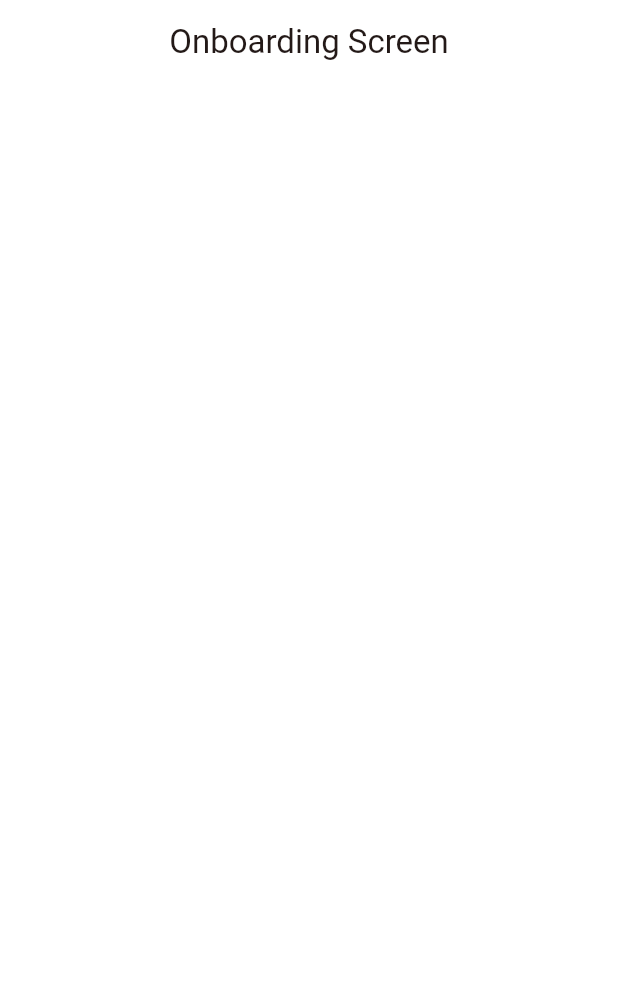
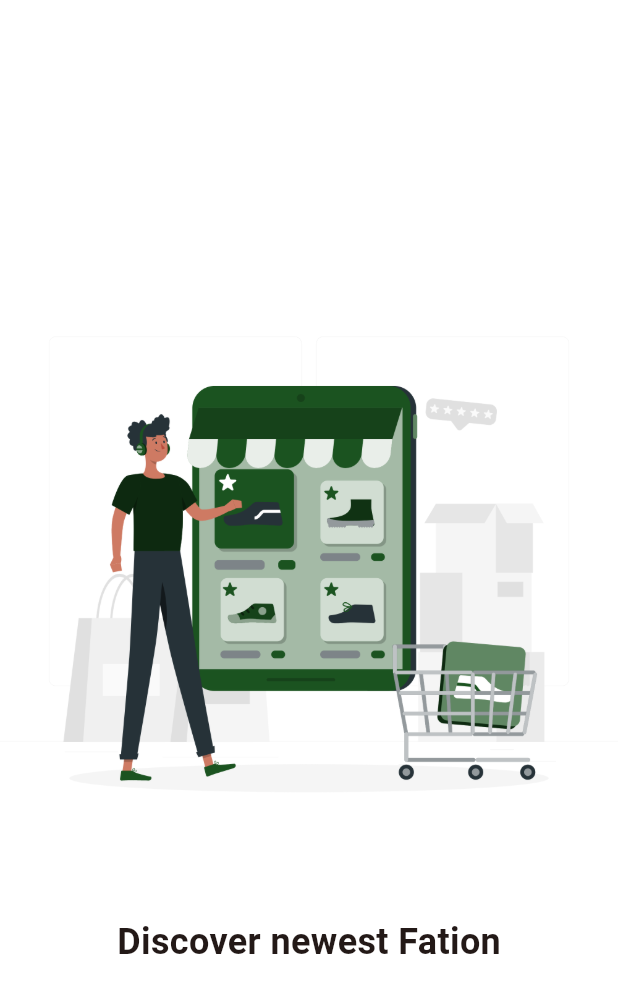
Before and after one commit to Saurabh2513/Fashion_Store_flutter, a Flutter app: the screen it shows after launch, on a phone screen of 412 x 824 dp. Shown: the top 993 px of the screen. Run offline on Flutter 3.47's test engine with Material 3 defaults, Android fonts, the phone set to English and light mode, and no system bars; our stand-ins replace get, get_storage, google_fonts.

Commit message:
flutter ui

```diff
--- a/lib/view/onboarding_screen.dart
+++ b/lib/view/onboarding_screen.dart
@@ -8,11 +8,62 @@ class OnboardingScreen extends StatefulWidget {
 }
 
 class _OnboardingScreenState extends State<OnboardingScreen> {
-  final pageController = PageController();
+  final PageController _pageController = PageController();
+  int _currentpage = 0;
+
+  final List<OnboardingItem> _items = [
+    OnboardingItem(
+      image: 'assets/images/intro.png',
+      title: 'Discover newest Fation',
+      description:
+          'Explore The Newest Fation Treads And Find Your Unique Style',
+    ),
+    OnboardingItem(
+      image: 'assets/images/intro1.png',
+      title: 'Quality Products',
+      description: 'Shop Premium Quality Products From Top Brands WorldWide',
+    ),
+    OnboardingItem(
+      image: 'assets/images/intro2.png',
+      title: 'Easy Shopping',
+      description: 'Simple And Secure Shopping At your Fingertips',
+    ),
+  ];
+
   @override
   Widget build(BuildContext context) {
+    final isDark = Theme.of(context).brightness == Brightness.dark;
+
     return Scaffold(
-      appBar: AppBar(title: const Text('Onboarding Screen'), centerTitle: true),
+      body: Stack(
+        children: [
+          PageView.builder(
+            controller: _pageController,
+            itemCount: _items.length,
+            onPageChanged: (index) {
+              setState(() {
+                _currentpage = index;
+              });
+            },
+            itemBuilder: (context, index) {
+              return Column(
+                mainAxisAlignment: MainAxisAlignment.center,
+                children: [
+                  Image.asset(
+                    _items[index].image,
+                    height: MediaQuery.of(context).size.height * 0.5,
+                  ),
+                  const SizedBox(height: 20),
+                  Text(
+                    _items[index].title,
+                    style: TextStyle(fontSize: 24, fontWeight: FontWeight.bold),
+                  ),
+                ],
+              );
+            },
+          ),
+        ],
+      ),
     );
   }
 }
```
